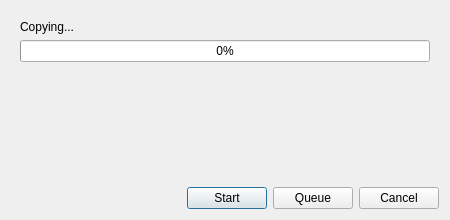
The window that ui/file_operation_dialog.ui (dawciobiel/QuickFile) describes before a commit, drawn with Qt 5.
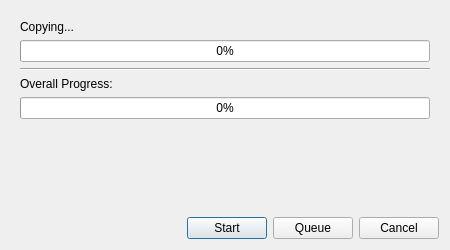
The same window after the commit. The open tabs and pages were chosen to show the change.

Commit message:
fix(ui): Correct progress bars in file operation dialog
Fixes several issues related to the copy/move/delete dialogs and progress reporting.

Changes include:

- Adding a second progress bar to the UI for overall progress.

- Updating CopyDialog and MoveDialog to use both the file progress bar and the overall progress bar.

- Adding an 'overall_progress_changed' signal to the Task class.

- Fixing a RecursionError in TaskQueueModel caused by a signal loop.

- Fixing an AttributeError by delegating delete operations to the standard_operations plugin.

```diff
--- a/ui/file_operation_dialog.ui
+++ b/ui/file_operation_dialog.ui
@@ -7,7 +7,7 @@
     <x>0</x>
     <y>0</y>
     <width>450</width>
-    <height>220</height>
+    <height>250</height>
    </rect>
   </property>
   <property name="windowTitle">
@@ -107,6 +107,27 @@
          </property>
         </widget>
        </item>
+       <item>
+        <widget class="Line" name="line">
+         <property name="orientation">
+          <enum>Qt::Horizontal</enum>
+         </property>
+        </widget>
+       </item>
+       <item>
+        <widget class="QLabel" name="overall_progress_label">
+         <property name="text">
+          <string>Overall Progress:</string>
+         </property>
+        </widget>
+       </item>
+       <item>
+        <widget class="QProgressBar" name="overallProgressBar">
+         <property name="value">
+          <number>0</number>
+         </property>
+        </widget>
+       </item>
        <item>
         <spacer name="verticalSpacer">
          <property name="orientation">
```
Left out of the diff: 2 changed lines with no effect on the pictures. The commit also changes 5 other files.
